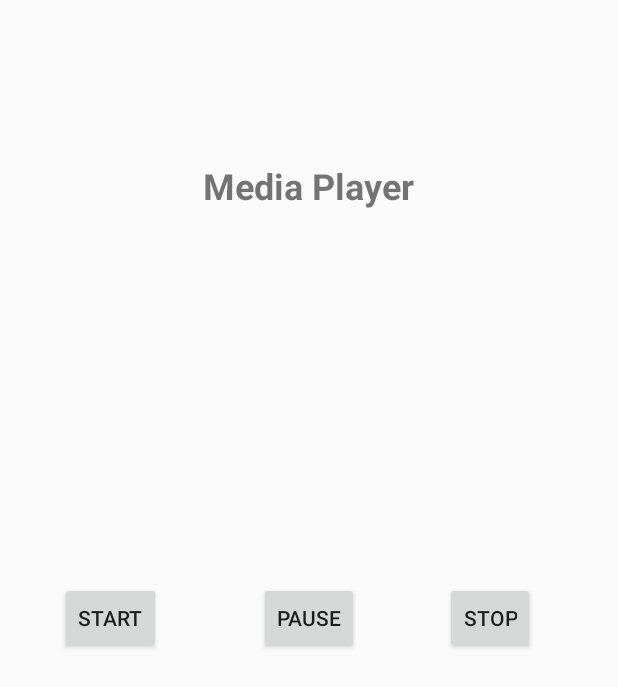
After one commit to Neelanjana11/Android-Project, an Android app: the layout activity_internal_external_audio_layout.xml on its own in the app's theme, with its tools: preview values and no code run, on a phone screen of 412 x 824 dp. The commit adds this screen. Shown: the top 687 px of the screen. Run offline under Robolectric (Android 15) with nearby library versions, the phone set to English and light mode, and no system bars.

Commit message:
New changes done

```diff
--- /dev/null
+++ b/BenchmarkAlgo/app/src/main/res/layout/activity_internal_external_audio_layout.xml
@@ -0,0 +1,61 @@
+<?xml version="1.0" encoding="utf-8"?>
+<RelativeLayout xmlns:android="http://schemas.android.com/apk/res/android"
+    xmlns:tools="http://schemas.android.com/tools"
+    android:id="@+id/activity_internal_external_audio_layout"
+    android:layout_width="match_parent"
+    android:layout_height="match_parent"
+    android:paddingBottom="@dimen/activity_vertical_margin"
+    android:paddingLeft="@dimen/activity_horizontal_margin"
+    android:paddingRight="@dimen/activity_horizontal_margin"
+    android:paddingTop="@dimen/activity_vertical_margin"
+    tools:context="com.neelanjana.benchmarkalgo.InternalExternalAudioActivity">
+
+    <Button
+        android:id="@+id/btnStart"
+        style="?android:attr/buttonStyleSmall"
+        android:layout_width="wrap_content"
+        android:layout_height="wrap_content"
+        android:text="start"
+        android:layout_centerVertical="true"
+        android:layout_alignParentLeft="true"
+        android:layout_alignParentStart="true"
+        android:layout_marginLeft="24dp"
+        android:layout_marginStart="24dp" />
+
+    <Button
+        android:id="@+id/btnStop"
+        style="?android:attr/buttonStyleSmall"
+        android:layout_width="wrap_content"
+        android:layout_height="wrap_content"
+        android:text="stop"
+        android:layout_marginRight="39dp"
+        android:layout_marginEnd="39dp"
+        android:layout_alignBaseline="@+id/btnPause"
+        android:layout_alignBottom="@+id/btnPause"
+        android:layout_alignParentRight="true"
+        android:layout_alignParentEnd="true" />
+
+    <Button
+        android:id="@+id/btnPause"
+        style="?android:attr/buttonStyleSmall"
+        android:layout_width="wrap_content"
+        android:layout_height="wrap_content"
+        android:text="pause"
+        android:layout_alignBaseline="@+id/btnStart"
+        android:layout_alignBottom="@+id/btnStart"
+        android:layout_centerHorizontal="true" />
+
+    <TextView
+        android:text="Media Player"
+        android:layout_width="wrap_content"
+        android:layout_height="wrap_content"
+        android:id="@+id/Play"
+        android:gravity="center"
+        android:layout_marginTop="91dp"
+        android:textSize="24sp"
+        android:textStyle="normal|bold"
+        android:layout_alignParentTop="true"
+        android:layout_centerHorizontal="true" />
+
+
+</RelativeLayout>
```
Also changed, not shown: BenchmarkAlgo/app/src/main/AndroidManifest.xml (+55 -4 lines), BenchmarkAlgo/app/src/main/java/com/neelanjana/benchmarkalgo/InternalExternalAudioActivity.java (added, +53 -0 lines), BenchmarkAlgo/app/src/main/java/com/neelanjana/benchmarkalgo/JsonActivity.java (added, +48 -0 lines), BenchmarkAlgo/app/src/main/java/com/neelanjana/benchmarkalgo/NotificationActivity.java (added, +17 -0 lines), BenchmarkAlgo/app/src/main/java/com/neelanjana/benchmarkalgo/NotificationMainActivity.java (added, +72 -0 lines), BenchmarkAlgo/app/src/main/java/com/neelanjana/benchmarkalgo/RawAudioActivity.java (+3 -24 lines), BenchmarkAlgo/app/src/main/java/com/neelanjana/benchmarkalgo/ToggleWifiActivity.java (added, +55 -0 lines), BenchmarkAlgo/app/src/main/java/com/neelanjana/benchmarkalgo/VideoActivity.java (added, +53 -0 lines), BenchmarkAlgo/app/src/main/java/com/neelanjana/benchmarkalgo/XMLActivity.java (added, +13 -0 lines), BenchmarkAlgo/app/src/main/res/layout/activity_json_layout.xml (added, +37 -0 lines), BenchmarkAlgo/app/src/main/res/layout/activity_notification_layout.xml (added, +18 -0 lines), BenchmarkAlgo/app/src/main/res/layout/activity_notification_main_layout.xml (added, +33 -0 lines), BenchmarkAlgo/app/src/main/res/layout/activity_raw_audio_layout.xml (+7 -7 lines), BenchmarkAlgo/app/src/main/res/layout/activity_toggle_wifi_layout.xml (added, +29 -0 lines), 3 more files, 1 other file.
